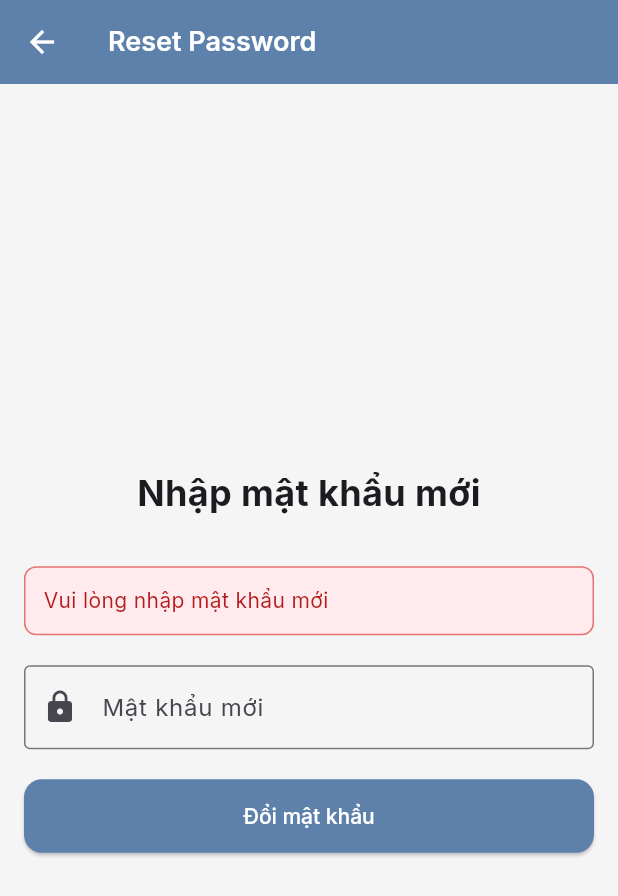
After one commit to thienkk25/EnviroAgriManager, a Flutter app: the ResetPasswordScreen screen opened by its route, after a tap on "Đổi mật khẩu", on a phone screen of 412 x 824 dp. The commit adds this screen. Shown: the top 896 px of the screen. Run offline on Flutter 3.47's test engine with Material 3 defaults, Android fonts, the phone set to English and light mode, and no system bars; our stand-ins replace connectivity_plus, drift, drift_flutter, fl_chart, image_picker, shared_preferences and 1 more; accounts and stored records are empty; generated files the repository leaves out were written again.

Commit message:
add reset pasword

```diff
--- a/lib/config/supabase_config.dart
+++ b/lib/config/supabase_config.dart
@@ -3,5 +3,5 @@ class SupabaseConfig {
   static const String supabaseAnonKey =
       'eyJhbGciOiJIUzI1NiIsInR5cCI6IkpXVCJ9.eyJpc3MiOiJzdXBhYmFzZSIsInJlZiI6ImZ2Y21wbWVtYWZvZ2V6aWx5bGNjIiwicm9sZSI6ImFub24iLCJpYXQiOjE3NTk3MTkzNDIsImV4cCI6MjA3NTI5NTM0Mn0.deDMFt0cTQSAX_2PKTuLQkudxcwHexYPnrGKKLJdUGM';
   static const String redirectUrl =
-      'https://enviroagrimanager.web.app://login-callback/';
+      'https://enviroagrimanager.web.app://reset-password/';
 }
--- a/lib/main.dart
+++ b/lib/main.dart
@@ -11,6 +11,7 @@ import 'package:enviro_agri_manager/repositories/environmental_data_repository.d
 import 'package:enviro_agri_manager/repositories/product_repository.dart';
 import 'package:enviro_agri_manager/repositories/product_review_repository.dart';
 import 'package:enviro_agri_manager/repositories/region_repository.dart';
+import 'package:enviro_agri_manager/screens/reset_password_screen.dart';
 import 'package:enviro_agri_manager/services/ai_service.dart';
 import 'package:enviro_agri_manager/services/auth_service.dart';
 import 'package:enviro_agri_manager/services/category_service.dart';
@@ -290,6 +291,7 @@ class MainApp extends StatelessWidget {
             const ForgotPasswordScreen(),
         UserManagementScreen.routeName: (context) =>
             const UserManagementScreen(),
+        ResetPasswordScreen.routeName: (context) => const ResetPasswordScreen(),
       },
       debugShowCheckedModeBanner: false,
     );
--- /dev/null
+++ b/lib/screens/reset_password_screen.dart
@@ -0,0 +1,137 @@
+import 'package:flutter/material.dart';
+import 'package:supabase_flutter/supabase_flutter.dart';
+
+class ResetPasswordScreen extends StatefulWidget {
+  const ResetPasswordScreen({super.key});
+  static const String routeName = '/reset-password';
+
+  @override
+  State<ResetPasswordScreen> createState() => _ResetPasswordScreenState();
+}
+
+class _ResetPasswordScreenState extends State<ResetPasswordScreen> {
+  final _passwordController = TextEditingController();
+  bool _loading = false;
+  String? _error;
+
+  @override
+  void initState() {
+    super.initState();
+    _initToken();
+  }
+
+  Future<void> _initToken() async {
+    final code = Uri.base.queryParameters['code'];
+    if (code == null) {
+      setState(() {
+        _error = "Token không hợp lệ hoặc đã hết hạn";
+      });
+      return;
+    }
+    await Supabase.instance.client.auth.exchangeCodeForSession(code);
+  }
+
+  Future<void> _resetPassword() async {
+    final newPassword = _passwordController.text.trim();
+    if (newPassword.isEmpty) {
+      setState(() => _error = "Vui lòng nhập mật khẩu mới");
+      return;
+    }
+    if (newPassword.length < 6) {
+      setState(() => _error = "Mật khẩu phải có ít nhất 6 ký tự");
+      return;
+    }
+
+    setState(() {
+      _loading = true;
+      _error = null;
+    });
+
+    try {
+      await Supabase.instance.client.auth.updateUser(
+        UserAttributes(password: newPassword),
+      );
+      if (!mounted) return;
+      ScaffoldMessenger.of(context).showSnackBar(
+        const SnackBar(
+          content: Text('Đổi mật khẩu thành công!'),
+          backgroundColor: Colors.green,
+        ),
+      );
+
+      await Supabase.instance.client.auth.signOut();
+      if (!mounted) return;
+      Navigator.of(context).pushReplacementNamed('/login');
+    } catch (e) {
+      setState(() => _error = e.toString());
+    } finally {
+      setState(() => _loading = false);
+    }
+  }
+
+  @override
+  void dispose() {
+    _passwordController.dispose();
+    super.dispose();
+  }
+
+  @override
+  Widget build(BuildContext context) {
+    return Scaffold(
+      appBar: AppBar(title: const Text('Reset Password')),
+      body: Padding(
+        padding: const EdgeInsets.all(16),
+        child: Column(
+          mainAxisAlignment: MainAxisAlignment.center,
+          crossAxisAlignment: CrossAxisAlignment.stretch,
+          children: [
+            const Text(
+              'Nhập mật khẩu mới',
+              style: TextStyle(fontSize: 24, fontWeight: FontWeight.bold),
+              textAlign: TextAlign.center,
+            ),
+            const SizedBox(height: 32),
+            if (_error != null)
+              Container(
+                padding: const EdgeInsets.all(12),
+                decoration: BoxDecoration(
+                  color: Colors.red.shade50,
+                  borderRadius: BorderRadius.circular(8),
+                  border: Border.all(color: Colors.red.shade300),
+                ),
+                child: Text(
+                  _error!,
+                  style: TextStyle(color: Colors.red.shade900),
+                ),
+              ),
+            const SizedBox(height: 20),
+            TextField(
+              controller: _passwordController,
+              obscureText: true,
+              enabled: !_loading,
+              decoration: const InputDecoration(
+                labelText: 'Mật khẩu mới',
+                border: OutlineInputBorder(),
+                prefixIcon: Icon(Icons.lock),
+              ),
+            ),
+            const SizedBox(height: 20),
+            ElevatedButton(
+              onPressed: _loading ? null : _resetPassword,
+              style: ElevatedButton.styleFrom(
+                padding: const EdgeInsets.symmetric(vertical: 16),
+              ),
+              child: _loading
+                  ? const SizedBox(
+                      height: 20,
+                      width: 20,
+                      child: CircularProgressIndicator(strokeWidth: 2),
+                    )
+                  : const Text('Đổi mật khẩu'),
+            ),
+          ],
+        ),
+      ),
+    );
+  }
+}
```
